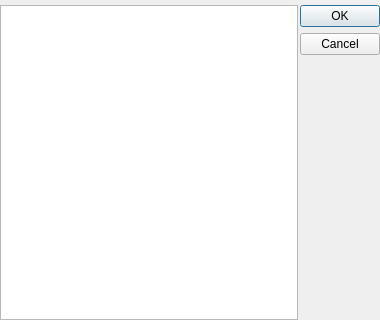
Above: python/plugins/processing/ui/DlgMultipleSelection.ui from qgis/QGIS before the change. Below: the same form after it.
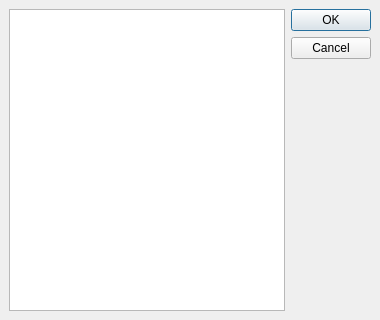
That is the form after the change.

Commit message: gui tweak: adding margin around processing dialogs

```diff
--- a/python/plugins/processing/ui/DlgMultipleSelection.ui
+++ b/python/plugins/processing/ui/DlgMultipleSelection.ui
@@ -15,19 +15,10 @@
   </property>
   <layout class="QHBoxLayout" name="horizontalLayout">
    <property name="spacing">
-    <number>2</number>
+    <number>6</number>
    </property>
-   <property name="leftMargin">
-    <number>0</number>
-   </property>
-   <property name="topMargin">
-    <number>5</number>
-   </property>
-   <property name="rightMargin">
-    <number>0</number>
-   </property>
-   <property name="bottomMargin">
-    <number>0</number>
+   <property name="margin">
+    <number>9</number>
    </property>
    <item>
     <widget class="QListWidget" name="lstLayers">
```
The commit also changes 11 other files.
